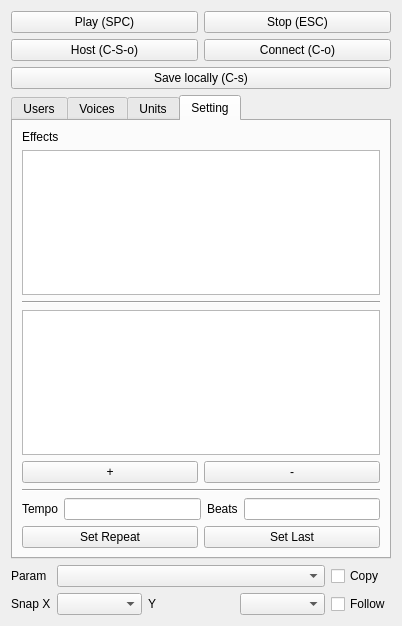
The window that src/editor/sidemenu/SideMenu.ui (yuxshao/ptcollab) describes before a commit, drawn with Qt 5.
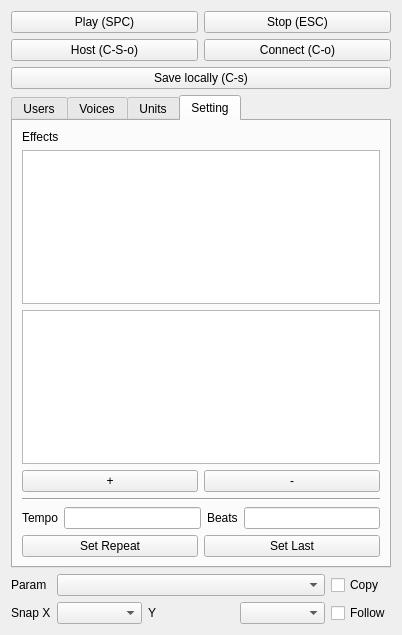
The same window after the commit. Icons and pictures are not drawn.

Patch:
```diff
--- a/src/editor/sidemenu/SideMenu.ui
+++ b/src/editor/sidemenu/SideMenu.ui
@@ -7,7 +7,7 @@
     <x>0</x>
     <y>0</y>
     <width>402</width>
-    <height>626</height>
+    <height>635</height>
    </rect>
   </property>
   <property name="windowTitle">
@@ -230,13 +230,6 @@
          </attribute>
         </widget>
        </item>
-       <item>
-        <widget class="Line" name="line_2">
-         <property name="orientation">
-          <enum>Qt::Horizontal</enum>
-         </property>
-        </widget>
-       </item>
        <item>
         <widget class="QTableView" name="overdriveList">
          <property name="focusPolicy">
```
